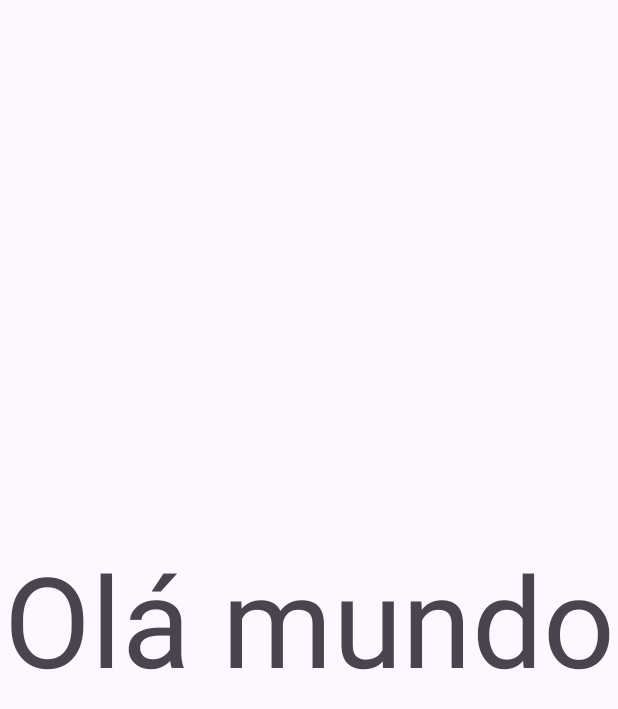
After one commit to cleiton200/trabalho_faculdade, an Android app: the layout activity_itens_da_lista.xml on its own in the app's theme, with its tools: preview values and no code run, on a phone screen of 412 x 824 dp. The commit adds this screen. Shown: the top 709 px of the screen. Run offline under Robolectric (Android 15) with nearby library versions, the phone set to English and light mode, and no system bars.

```diff
--- a/app/src/main/AndroidManifest.xml
+++ b/app/src/main/AndroidManifest.xml
@@ -13,6 +13,7 @@
     android:theme="@style/Theme.Trabalho_facul"
     tools:targetApi="31">
     <activity android:name="ui.Tela_inicial" />
+    <activity android:name="ui.cadastro2" />
     <activity
         android:name="ui.MainActivity"
         android:exported="true">
@@ -22,8 +23,6 @@
             <category android:name="android.intent.category.LAUNCHER" />
         </intent-filter>
     </activity>
-
-
 </application>
 
 </manifest>
--- a/app/src/main/java/ui/cadastro2.kt
+++ b/app/src/main/java/ui/cadastro2.kt
@@ -11,11 +11,12 @@ class cadastro2 : AppCompatActivity() {
     override fun onCreate(savedInstanceState: Bundle?) {
         super.onCreate(savedInstanceState)
         enableEdgeToEdge()
-        setContentView(R.layout.activity_cadastro2)
+        setContentView(R.layout.activity_cadastro)
         ViewCompat.setOnApplyWindowInsetsListener(findViewById(R.id.main)) { v, insets ->
             val systemBars = insets.getInsets(WindowInsetsCompat.Type.systemBars())
             v.setPadding(systemBars.left, systemBars.top, systemBars.right, systemBars.bottom)
             insets
         }
+        setContentView(R.layout.activity_cadastro) // seu layout de cadastro
     }
 }
--- a/app/src/main/res/layout/activity_cadastro.xml
+++ b/app/src/main/res/layout/activity_cadastro.xml
@@ -14,7 +14,7 @@
         android:layout_marginTop="16dp"
         android:textSize="58sp"
         android:fontFamily="@font/poppins_bold"
-        android:text="@string/the_check"
+        android:text="@string/titulo_app"
         app:layout_constraintEnd_toEndOf="parent"
         app:layout_constraintStart_toStartOf="parent"
         app:layout_constraintTop_toTopOf="parent" />
@@ -87,7 +87,7 @@
         android:layout_marginTop="16dp"
         android:layout_marginStart="20dp"
         android:fontFamily="@font/poppins_semibold"
-        android:text="@string/confirmar_a_senha"
+        android:text="Confirmar senha"
         android:textSize="20sp"
         app:layout_constraintTop_toBottomOf="@+id/edt_senha"
         app:layout_constraintStart_toStartOf="parent"
--- /dev/null
+++ b/app/src/main/res/layout/activity_itens_da_lista.xml
@@ -0,0 +1,23 @@
+<?xml version="1.0" encoding="utf-8"?>
+<androidx.constraintlayout.widget.ConstraintLayout xmlns:android="http://schemas.android.com/apk/res/android"
+    xmlns:app="http://schemas.android.com/apk/res-auto"
+    xmlns:tools="http://schemas.android.com/tools"
+    android:id="@+id/main"
+    android:layout_width="match_parent"
+    android:layout_height="match_parent"
+    tools:context="ui.ItensDaListaActivity">
+
+    <TextView
+        android:id="@+id/tv_nome_da_lista"
+        android:layout_width="wrap_content"
+        android:layout_height="wrap_content"
+        android:text="Olá mundo"
+        app:layout_constraintStart_toStartOf="parent"
+        app:layout_constraintEnd_toEndOf="parent"
+        app:layout_constraintTop_toTopOf="parent"
+        app:layout_constraintBottom_toBottomOf="parent"
+        android:textSize="84dp"
+        />
+
+
+</androidx.constraintlayout.widget.ConstraintLayout>
--- a/app/src/main/res/values/strings.xml
+++ b/app/src/main/res/values/strings.xml
@@ -13,4 +13,5 @@
     <string name="criar">Criar</string>
     <string name="excluir">Excluir</string>
     <string name="comecar">Começar</string>
+    <string name="titulo_app">THE CHECK</string>
 </resources>
```
Also changed, not shown: app/src/main/java/modelodados/Usuario.kt (added, +9 -0 lines), app/src/main/java/ui/ItensDaListaActivity.kt (added, +17 -0 lines), app/src/main/java/ui/MainActivity.kt (+9 -7 lines). Lines whose indentation alone changed are shown as unchanged.
